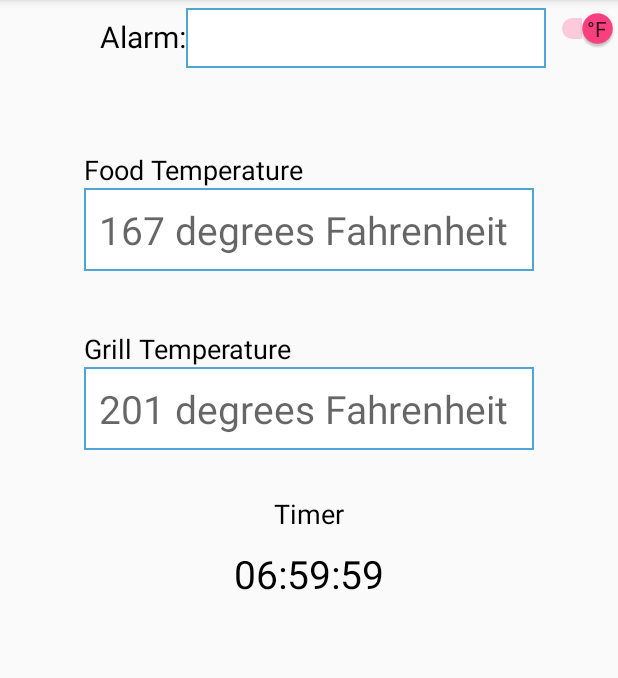
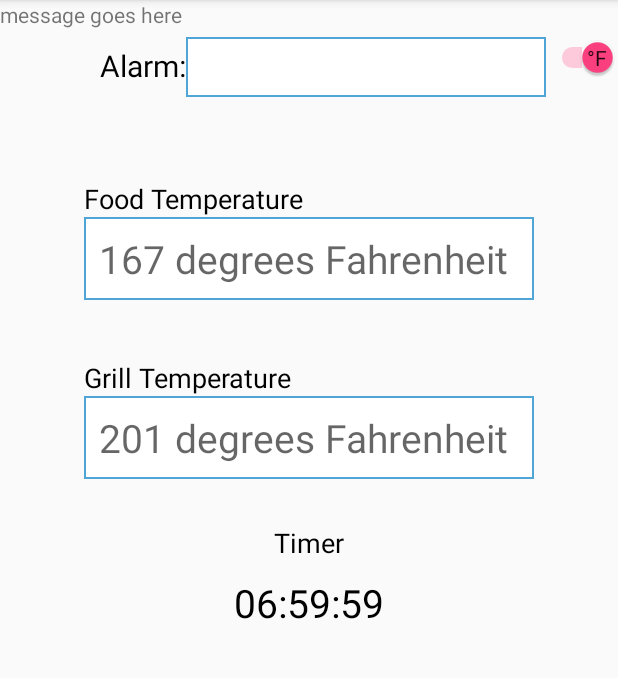
Before and after one commit to ajt2437/Texas-Hell-BBQ, an Android app: the SmokerDataActivity screen opened directly, with no data from a screen before it, on a phone screen of 412 x 824 dp, the part 84-762 px from its top. Run offline under Robolectric (Android 15) with nearby library versions, the phone set to English and light mode, and no system bars; 1 statement that could not run was skipped.

```diff
--- a/THC4000/app/src/main/java/com/dncdevelopment/thc4000/SmokerDataActivity.java
+++ b/THC4000/app/src/main/java/com/dncdevelopment/thc4000/SmokerDataActivity.java
@@ -90,6 +90,8 @@ public class SmokerDataActivity extends AppCompatActivity {
         spinner = (Spinner) findViewById(R.id.spinner1);
         spinner.setAdapter(mAdapter);
 
+        mMessageStatusTextView = (TextView) findViewById(R.id.message_status);
+
 //        sound_button = (Button) findViewById(R.id.soundButton);
 //        sound_button.setOnClickListener(new View.OnClickListener() {
 //            @Override
@@ -145,6 +147,7 @@ public class SmokerDataActivity extends AppCompatActivity {
         //Get Bluetooth device
         mBluetoothDevice = getIntent().getParcelableExtra(BluetoothDevice.EXTRA_DEVICE);
         Intent i = SmokerDataService.newIntent(this, mBluetoothDevice);
+        startService(i);
         bindService(i, mConnection, Context.BIND_AUTO_CREATE);
         //startTimer(totalTime);
     }
@@ -198,15 +201,16 @@ public class SmokerDataActivity extends AppCompatActivity {
         alarm_player = MediaPlayer.create(getApplicationContext(), alarmaddress);
         if (mService != null) {
             mService.setAlarmPlayer(alarm_player);
+            mService.stopAlarm();
         }
-        //startTimer();
+
 
     }
 
     @Override
     protected void onResume() {
         super.onResume();
-
+        startTimer();
     }
 
     private void startTimer() {
@@ -228,14 +232,18 @@ public class SmokerDataActivity extends AppCompatActivity {
 
     private void timerTick() {
         // get data
+        if (mService != null) {
             int currentETemp = mService.getCurrentETemp();
             int currentITemp = mService.getCurrentITemp();
             timeLeft = mService.getTimer();
+            String message = mService.getInput();
 
             // Assuming everything works correctly
             mExternalTemperatureTextView.setText("" + currentETemp);
             mInternalTemperatureTextView.setText("" + currentITemp);
             mTimerTextView.setText(parseTimer());
+            mMessageStatusTextView.setText(message);
+        }
     }
 
     private String parseTimer() {
--- a/THC4000/app/src/main/res/layout/activity_smoker_data.xml
+++ b/THC4000/app/src/main/res/layout/activity_smoker_data.xml
@@ -6,6 +6,12 @@
     android:layout_height="match_parent"
     android:orientation="vertical"
     tools:context="com.dncdevelopment.thc4000.SmokerDataActivity">
+
+    <TextView
+        android:id="@+id/message_status"
+        android:text="message goes here"
+        android:layout_width="match_parent"
+        android:layout_height="wrap_content"/>
 
     <RelativeLayout
         android:layout_width="match_parent"
```
Also changed, not shown: THC4000/app/src/main/java/com/dncdevelopment/thc4000/SmokerDataService.java (+44 -14 lines). Lines whose indentation alone changed are shown as unchanged.
